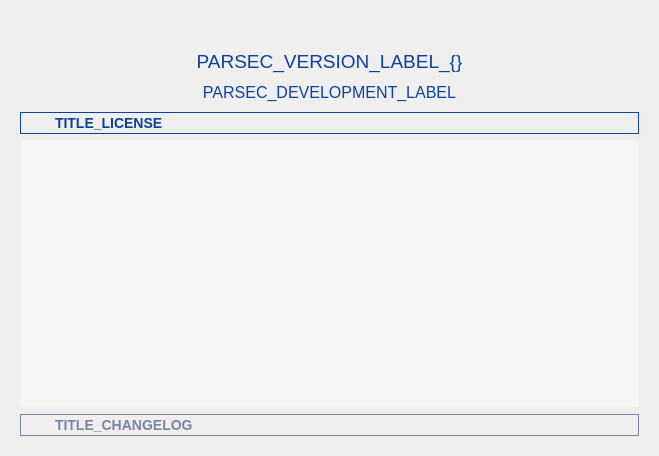
The window that parsec/core/gui/forms/about_widget.ui (Scille/parsec-cloud) describes before a commit, drawn with Qt 5.
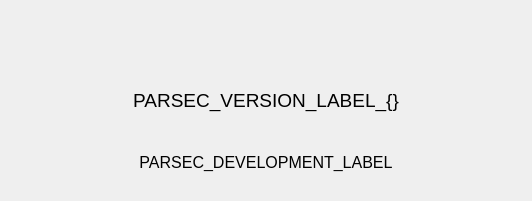
The same window after the commit. Icons and pictures are not drawn.

```diff
--- a/parsec/core/gui/forms/about_widget.ui
+++ b/parsec/core/gui/forms/about_widget.ui
@@ -6,84 +6,14 @@
    <rect>
     <x>0</x>
     <y>0</y>
-    <width>659</width>
-    <height>456</height>
+    <width>532</width>
+    <height>201</height>
    </rect>
   </property>
   <property name="windowTitle">
    <string>Form</string>
   </property>
-  <property name="styleSheet">
-   <string notr="true">QLabel
-{
-color: rgb(12, 65, 157);
-}
-
-QToolBox::tab
-{
-font-weight: bold;
-font-size: 14px;
-padding-left: 30px;
-padding-right: 30px;
-}
-
-QToolBox::tab:selected
-{
-color: rgb(12, 65, 159);
-border-top: 1px solid rgb(12, 65, 159);
-border-left: 1px solid rgb(12, 65, 159);
-border-right: 1px solid rgb(12, 65, 159);
-border-bottom: 1px solid rgb(12, 65, 159);
-}
-
-QToolBox::tab:!selected
-{
-color: rgb(123, 132, 163);
-border-top: 1px solid rgb(123, 132, 163);
-border-left: 1px solid rgb(123, 132, 163);
-border-right: 1px solid rgb(123, 132, 163);
-border-bottom: 1px solid rgb(123, 132, 163);
-}
-
-#text_license, #text_changelog
-{
-padding: 10px;
-background-color: rgb(245, 245, 245);
-}
-
-QScrollBar:vertical
-{
-background: rgb(245, 245, 245);
-}
-
-QScrollBar::handle:vertical
-{
-background: rgb(12, 65, 157);
-min-height: 15px;
-}
-
-QScrollBar::add-line:vertical, QScrollBar::sub-line:vertical
-{
-border: none;
-background: none;
-}</string>
-  </property>
   <layout class="QVBoxLayout" name="verticalLayout">
-   <property name="spacing">
-    <number>10</number>
-   </property>
-   <property name="leftMargin">
-    <number>20</number>
-   </property>
-   <property name="topMargin">
-    <number>20</number>
-   </property>
-   <property name="rightMargin">
-    <number>20</number>
-   </property>
-   <property name="bottomMargin">
-    <number>20</number>
-   </property>
    <item>
     <layout class="QHBoxLayout" name="horizontalLayout">
      <item>
@@ -172,142 +102,6 @@
      </property>
     </widget>
    </item>
-   <item>
-    <widget class="QToolBox" name="toolBox">
-     <property name="cursor">
-      <cursorShape>PointingHandCursor</cursorShape>
-     </property>
-     <property name="currentIndex">
-      <number>0</number>
-     </property>
-     <widget class="QWidget" name="page1">
-      <property name="geometry">
-       <rect>
-        <x>0</x>
-        <y>0</y>
-        <width>619</width>
-        <height>260</height>
-       </rect>
-      </property>
-      <property name="font">
-       <font>
-        <kerning>true</kerning>
-       </font>
-      </property>
-      <property name="autoFillBackground">
-       <bool>true</bool>
-      </property>
-      <property name="styleSheet">
-       <string notr="true"/>
-      </property>
-      <attribute name="label">
-       <string>TITLE_LICENSE</string>
-      </attribute>
-      <layout class="QVBoxLayout" name="verticalLayout_2">
-       <property name="leftMargin">
-        <number>1</number>
-       </property>
-       <property name="topMargin">
-        <number>0</number>
-       </property>
-       <property name="rightMargin">
-        <number>1</number>
-       </property>
-       <property name="bottomMargin">
-        <number>1</number>
-       </property>
-       <item>
-        <widget class="QTextEdit" name="text_license">
-         <property name="frameShape">
-          <enum>QFrame::NoFrame</enum>
-         </property>
-         <property name="frameShadow">
-          <enum>QFrame::Plain</enum>
-         </property>
-         <property name="lineWidth">
-          <number>0</number>
-         </property>
-         <property name="horizontalScrollBarPolicy">
-          <enum>Qt::ScrollBarAlwaysOff</enum>
-         </property>
-         <property name="undoRedoEnabled">
-          <bool>false</bool>
-         </property>
-         <property name="html">
-          <string notr="true">&lt;!DOCTYPE HTML PUBLIC &quot;-//W3C//DTD HTML 4.0//EN&quot; &quot;http://www.w3.org/TR/REC-html40/strict.dtd&quot;&gt;
-&lt;html&gt;&lt;head&gt;&lt;meta name=&quot;qrichtext&quot; content=&quot;1&quot; /&gt;&lt;style type=&quot;text/css&quot;&gt;
-p, li { white-space: pre-wrap; }
-&lt;/style&gt;&lt;/head&gt;&lt;body style=&quot; font-family:'Sans'; font-size:10pt; font-weight:400; font-style:normal;&quot;&gt;
-&lt;p style=&quot;-qt-paragraph-type:empty; margin-top:0px; margin-bottom:0px; margin-left:0px; margin-right:0px; -qt-block-indent:0; text-indent:0px;&quot;&gt;&lt;br /&gt;&lt;/p&gt;&lt;/body&gt;&lt;/html&gt;</string>
-         </property>
-         <property name="acceptRichText">
-          <bool>true</bool>
-         </property>
-         <property name="textInteractionFlags">
-          <set>Qt::LinksAccessibleByKeyboard|Qt::LinksAccessibleByMouse|Qt::TextBrowserInteraction|Qt::TextSelectableByKeyboard|Qt::TextSelectableByMouse</set>
-         </property>
-        </widget>
-       </item>
-      </layout>
-     </widget>
-     <widget class="QWidget" name="page2">
-      <property name="geometry">
-       <rect>
-        <x>0</x>
-        <y>0</y>
-        <width>619</width>
-        <height>260</height>
-       </rect>
-      </property>
-      <attribute name="label">
-       <string>TITLE_CHANGELOG</string>
-      </attribute>
-      <layout class="QVBoxLayout" name="verticalLayout_3">
-       <property name="leftMargin">
-        <number>1</number>
-       </property>
-       <property name="topMargin">
-        <number>0</number>
-       </property>
-       <property name="rightMargin">
-        <number>1</number>
-       </property>
-       <property name="bottomMargin">
-        <number>1</number>
-       </property>
-       <item>
-        <widget class="QTextEdit" name="text_changelog">
-         <property name="frameShape">
-          <enum>QFrame::NoFrame</enum>
-         </property>
-         <property name="frameShadow">
-          <enum>QFrame::Plain</enum>
-         </property>
-         <property name="lineWidth">
-          <number>0</number>
-         </property>
-         <property name="horizontalScrollBarPolicy">
-          <enum>Qt::ScrollBarAlwaysOff</enum>
-         </property>
-         <property name="undoRedoEnabled">
-          <bool>false</bool>
-         </property>
-         <property name="html">
-          <string notr="true">&lt;!DOCTYPE HTML PUBLIC &quot;-//W3C//DTD HTML 4.0//EN&quot; &quot;http://www.w3.org/TR/REC-html40/strict.dtd&quot;&gt;
-&lt;html&gt;&lt;head&gt;&lt;meta name=&quot;qrichtext&quot; content=&quot;1&quot; /&gt;&lt;style type=&quot;text/css&quot;&gt;
-p, li { white-space: pre-wrap; }
-&lt;/style&gt;&lt;/head&gt;&lt;body style=&quot; font-family:'Sans'; font-size:10pt; font-weight:400; font-style:normal;&quot;&gt;
-&lt;p style=&quot;-qt-paragraph-type:empty; margin-top:0px; margin-bottom:0px; margin-left:0px; margin-right:0px; -qt-block-indent:0; text-indent:0px;&quot;&gt;&lt;br /&gt;&lt;/p&gt;&lt;/body&gt;&lt;/html&gt;</string>
-         </property>
-         <property name="textInteractionFlags">
-          <set>Qt::LinksAccessibleByKeyboard|Qt::LinksAccessibleByMouse|Qt::TextBrowserInteraction|Qt::TextSelectableByKeyboard|Qt::TextSelectableByMouse</set>
-         </property>
-        </widget>
-       </item>
-      </layout>
-     </widget>
-    </widget>
-   </item>
   </layout>
  </widget>
  <resources/>
```
Left out of the diff: 6 changed lines with no effect on the pictures.
